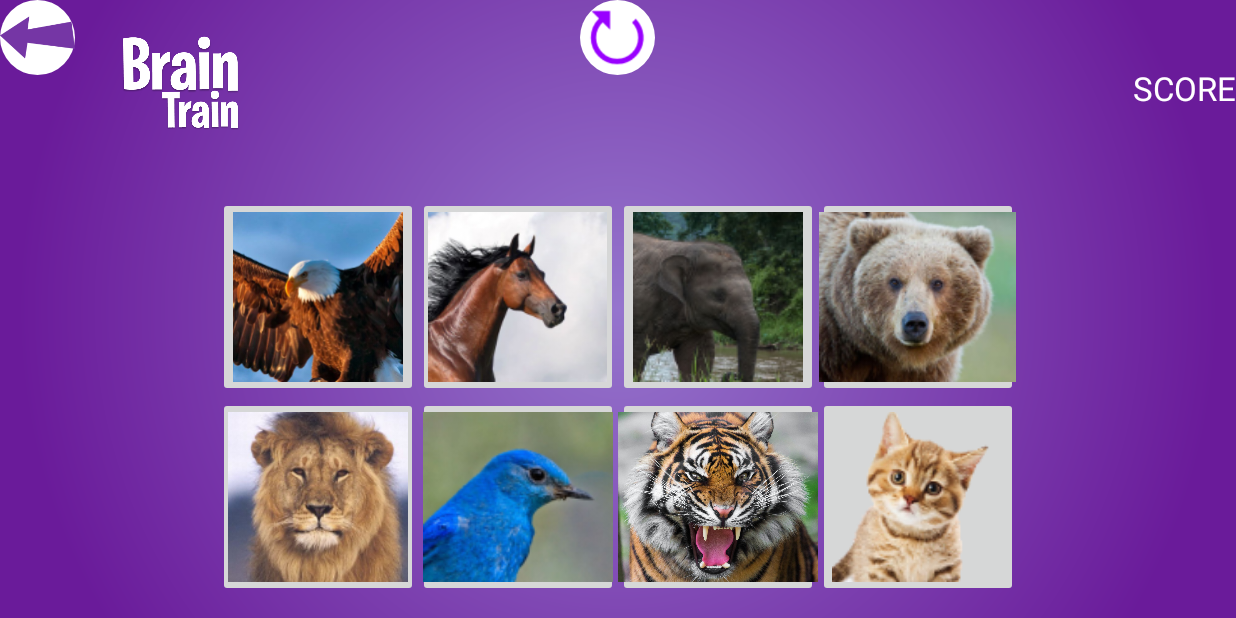
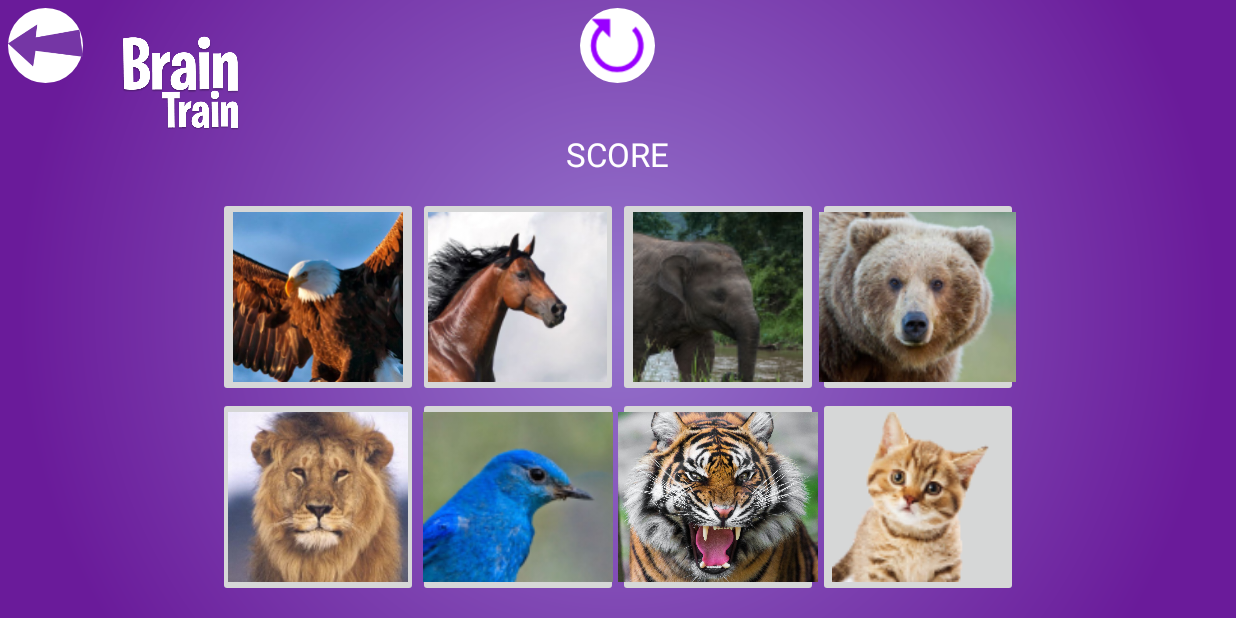
Before and after one commit to tmercieca/BrainTrain, an Android app: the SoundMatchingGameActivity screen opened directly, with no data from a screen before it, on a phone screen of 824 x 412 dp (held sideways). Run offline under Robolectric (Android 15) with nearby library versions, the phone set to English and light mode, and no system bars.

Commit message:
Minor UI tweaks

```diff
--- a/app/src/main/java/com/gapt/uni/braintrain/FactsActivity.java
+++ b/app/src/main/java/com/gapt/uni/braintrain/FactsActivity.java
@@ -100,6 +100,7 @@ public class FactsActivity extends AppCompatActivity{
                     fact.add("3");
                     fact.add("4");
                     fact.add("this text will not appear");
+
                     break;
             }
 
--- a/app/src/main/res/layout/activity_pattern_game.xml
+++ b/app/src/main/res/layout/activity_pattern_game.xml
@@ -34,8 +34,7 @@
                     android:text="SCORE"
                     android:id="@+id/score"
                     android:layout_centerVertical="true"
-                    android:layout_alignParentEnd="true"
-                    android:layout_marginEnd="120dp" />
+                    android:layout_centerHorizontal="true" />
             </RelativeLayout>
 
             <RelativeLayout
--- a/app/src/main/res/layout/activity_sound_matching_game.xml
+++ b/app/src/main/res/layout/activity_sound_matching_game.xml
@@ -34,7 +34,7 @@
                     android:gravity="center_vertical|center_horizontal"
                     android:textColor="#fff"
 
-                    />
+                    android:layout_marginTop="5dp" />
                 <ImageButton
                     android:id="@+id/back_button"
                     android:layout_width="50dp"
@@ -43,7 +43,9 @@
                     android:src="@drawable/menu_back_arrow"
                     android:scaleType="fitCenter"
                     android:gravity="center_vertical|center_horizontal"
-                    android:textColor="#fff" />
+                    android:textColor="#fff"
+                    android:layout_marginTop="5dp"
+                    android:layout_marginLeft="5dp" />
 
 
 
@@ -62,10 +64,9 @@
                     android:textAppearance="?android:attr/textAppearanceLarge"
                     android:text="SCORE"
                     android:id="@+id/score"
-                    android:layout_centerVertical="true"
-                    android:layout_alignParentEnd="true"
-                    android:layout_marginEnd="120dp"
-                    android:gravity="top|center_horizontal" />
+                    android:gravity="top|center_horizontal"
+                    android:layout_alignParentBottom="true"
+                    android:layout_centerHorizontal="true" />
 
             </RelativeLayout>
 
```
